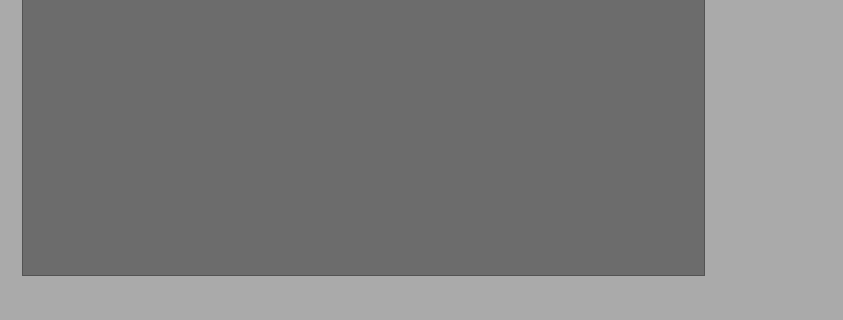
Qt form mainwindow.ui (xman199775/jeanscar) before a commit; both pictures show x 0 to 843 and y 507 to 827 of the 1436 by 827 pixel window.
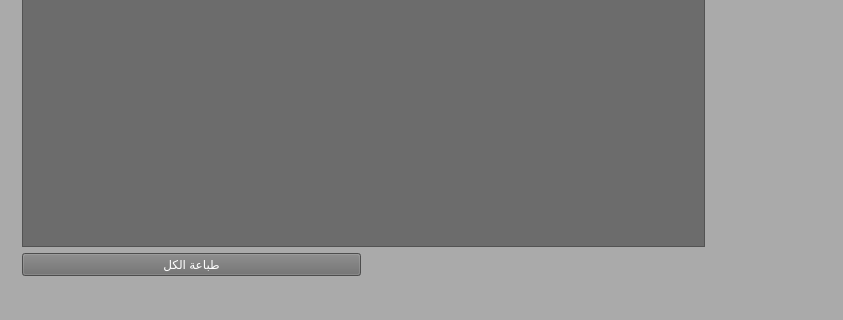
The same form after that commit. Icons and pictures are not drawn.

Patch:
```diff
--- a/mainwindow.ui
+++ b/mainwindow.ui
@@ -9286,6 +9286,18 @@
             </property>
            </widget>
           </item>
+          <item row="2" column="0">
+           <widget class="QPushButton" name="pushButton_51">
+            <property name="styleSheet">
+             <string notr="true">color: rgb(255, 255, 255);
+background-color: rgb(108, 108, 108);
+</string>
+            </property>
+            <property name="text">
+             <string>طباعة الكل</string>
+            </property>
+           </widget>
+          </item>
          </layout>
         </item>
         <item row="0" column="1">
```
Left out of the diff: 36 changed lines with no effect on the pictures.
